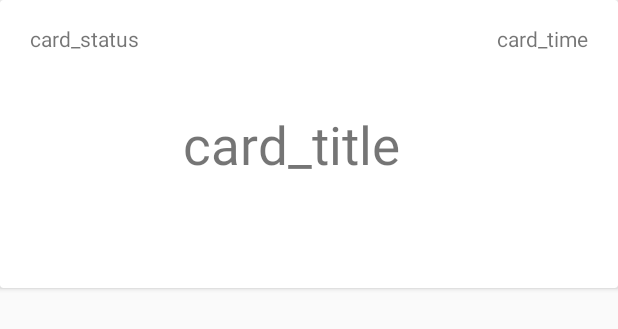
After one commit to Bhusting/CSC4151-FrontEnd, an Android app: the layout tak_card.xml on its own in the app's theme, with its tools: preview values and no code run, on a phone screen of 412 x 824 dp. The commit adds this screen. Shown: the top 329 px of the screen. Run offline under Robolectric (Android 15) with nearby library versions, the phone set to English and light mode, and no system bars.

Commit message:
Added Basic RecyclerView with Adapter and temp Data

```diff
--- a/app/src/main/java/com/example/tak_frontend/MainActivity.java
+++ b/app/src/main/java/com/example/tak_frontend/MainActivity.java
@@ -2,6 +2,7 @@ package com.example.tak_frontend;
 
 import android.content.Context;
 import android.os.Bundle;
+import android.util.Log;
 import android.view.MenuItem;
 
 import androidx.annotation.NonNull;
@@ -15,10 +16,13 @@ import com.google.android.material.bottomnavigation.BottomNavigationView;
 
 public class MainActivity extends AppCompatActivity {
 
+    private static final String TAG = ".MainActivity";
     BottomNavigationView bottomNavigation;
 
     @Override
     protected void onCreate(Bundle savedInstanceState) {
+
+        Log.d(TAG, "onCreate: entered main");
         super.onCreate(savedInstanceState);
         setContentView(R.layout.activity_main);
 
--- a/app/src/main/java/com/example/tak_frontend/ProfileFragment.java
+++ b/app/src/main/java/com/example/tak_frontend/ProfileFragment.java
@@ -1,6 +1,7 @@
 package com.example.tak_frontend;
 
 import android.os.Bundle;
+import android.util.Log;
 import android.view.LayoutInflater;
 import android.view.View;
 import android.view.ViewGroup;
@@ -12,6 +13,7 @@ public class ProfileFragment extends Fragment {
 
     private static final String ARG_PARAM1 = "param1";
     private static final String ARG_PARAM2 = "param2";
+    private static final String TAG = ".ProfileFragment";
 
     private String mParam1;
     private String mParam2;
@@ -43,6 +45,7 @@ public class ProfileFragment extends Fragment {
     public View onCreateView(LayoutInflater inflater, ViewGroup container,
                              Bundle savedInstanceState) {
         // Inflate the layout for this fragment
+        Log.d(TAG, "onCreateView: profile");
         return inflater.inflate(R.layout.fragment_profile, container, false);
     }
 };
--- /dev/null
+++ b/app/src/main/res/layout/tak_card.xml
@@ -0,0 +1,51 @@
+<?xml version="1.0" encoding="utf-8"?>
+<androidx.cardview.widget.CardView xmlns:android="http://schemas.android.com/apk/res/android"
+    xmlns:tools="http://schemas.android.com/tools"
+    android:layout_width="match_parent"
+    android:layout_height="192dp"
+    xmlns:app="http://schemas.android.com/apk/res-auto"
+    android:background="@color/takLightGrey">
+        <androidx.constraintlayout.widget.ConstraintLayout
+            android:layout_width="match_parent"
+            android:layout_height="192dp"
+            android:id="@+id/parent_layout">
+
+            <TextView
+                android:id="@+id/card_title"
+                android:layout_width="wrap_content"
+                android:layout_height="wrap_content"
+                android:layout_centerInParent="true"
+                android:layout_marginStart="32dp"
+                android:layout_marginEnd="32dp"
+                android:layout_marginBottom="72dp"
+                android:text="card_title"
+                android:textSize="35sp"
+                app:layout_constraintBottom_toBottomOf="parent"
+                app:layout_constraintEnd_toEndOf="parent"
+                app:layout_constraintHorizontal_bias="0.441"
+                app:layout_constraintStart_toStartOf="parent"
+                app:layout_constraintTop_toTopOf="parent"
+                app:layout_constraintVertical_bias="1.0" />
+
+            <TextView
+                android:id="@+id/card_time"
+                android:layout_width="wrap_content"
+                android:layout_height="wrap_content"
+                android:layout_marginTop="16dp"
+                android:layout_marginEnd="20dp"
+                android:text="card_time"
+                app:layout_constraintEnd_toEndOf="parent"
+                app:layout_constraintTop_toTopOf="parent" />
+
+
+            <TextView
+                android:id="@+id/card_completed"
+                android:layout_width="wrap_content"
+                android:layout_height="wrap_content"
+                android:layout_marginStart="20dp"
+                android:layout_marginTop="16dp"
+                android:text="card_status"
+                app:layout_constraintStart_toStartOf="parent"
+                app:layout_constraintTop_toTopOf="parent" />
+        </androidx.constraintlayout.widget.ConstraintLayout>
+</androidx.cardview.widget.CardView>
```
Also changed, not shown: app/src/main/java/com/example/tak_frontend/ChoreData.java (added, +25 -0 lines), app/src/main/java/com/example/tak_frontend/ChoreFragment.java (+40 -11 lines), app/src/main/java/com/example/tak_frontend/RecyclerViewAdapter.java (added, +80 -0 lines), app/src/main/res/layout/fragment_chore.xml (+4 -44 lines).
